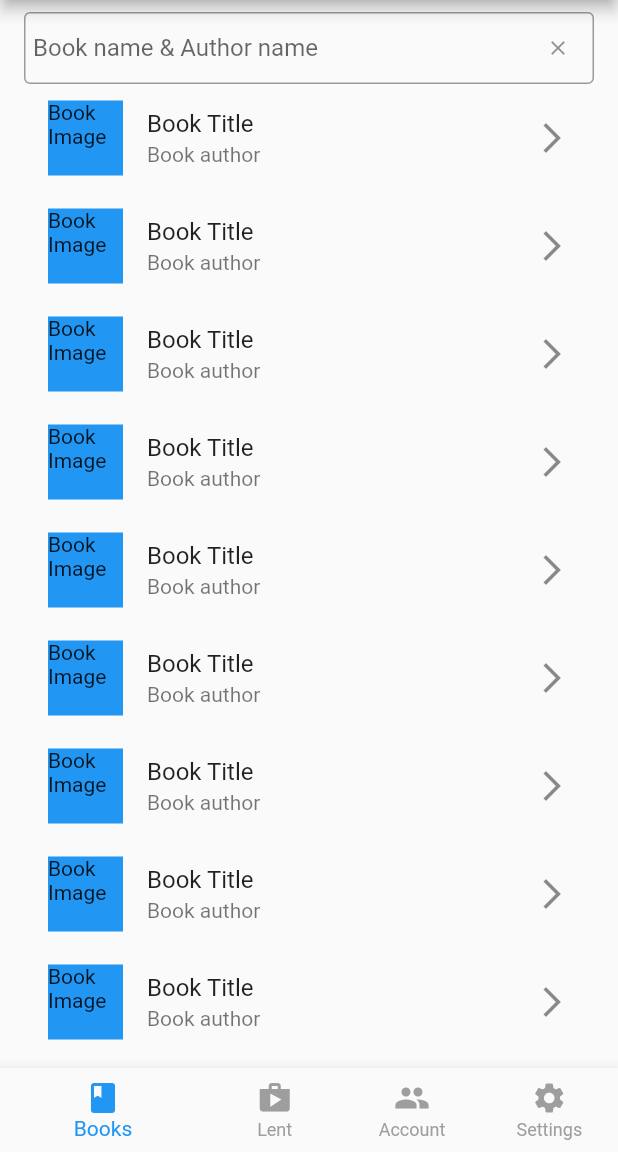
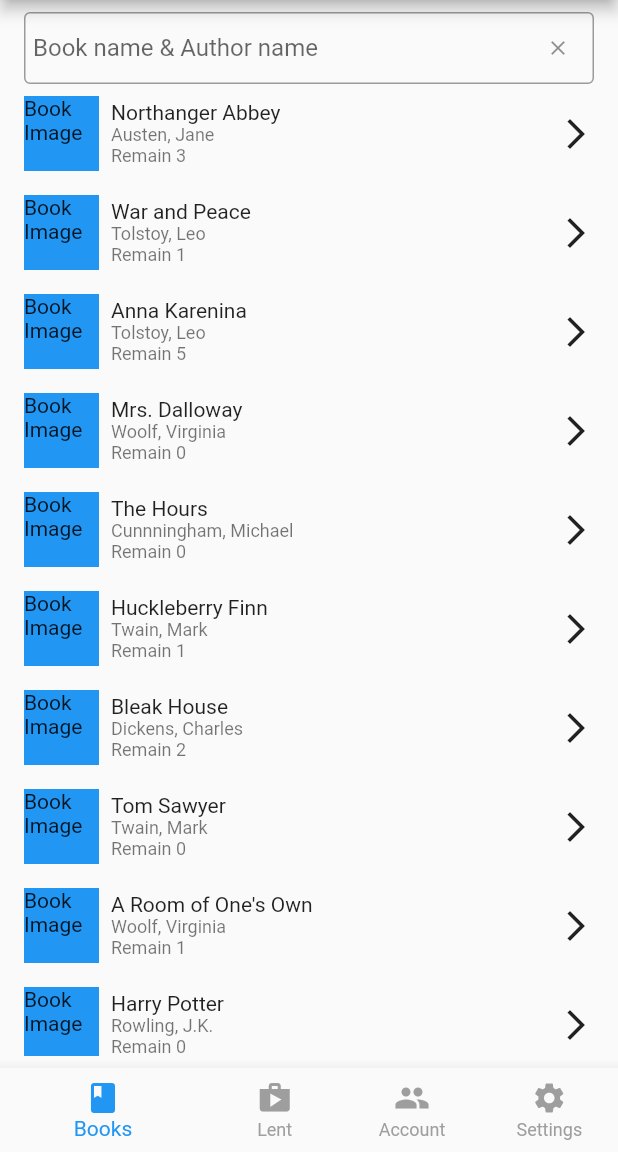
Before and after one commit to Raonshi/book-manage-client, a Flutter app: the screen it shows after launch, on a phone screen of 412 x 824 dp, the part 84-1236 px from its top. Run offline on Flutter 3.47's test engine with Material 2 defaults, Android fonts, the phone set to English and light mode, and no system bars; our stand-ins replace get, logger, shimmer.

Commit message:
book search function and move to detail page

```diff
--- /dev/null
+++ b/lib/books/books_ctrl.dart
@@ -0,0 +1,61 @@
+import 'dart:async';
+
+import 'package:book_manager/books/books_repository.dart';
+import 'package:get/get.dart';
+import 'package:logger/logger.dart';
+
+class BooksCtrl extends GetxController {
+  final _isLoad = true.obs;
+  get isLoad => _isLoad.value;
+  set isLoad(val) => _isLoad.value = val;
+
+  final _keyword = ''.obs;
+  String get keyword => _keyword.value;
+  set keyword(String val) => _keyword.value = val;
+
+  final _books = [].obs;
+  get books => _books;
+
+  final _searchedBooks = [].obs;
+  get searchedBooks => _searchedBooks;
+
+  Timer? debounce;
+
+  @override
+  void onInit() async {
+    // TODO: implement onInit
+    super.onInit();
+
+    List<Map<String, dynamic>> list =
+        await BooksRepository().fetchTestBookData();
+    books.addAll(list);
+    searchedBooks.clear();
+    searchedBooks.addAll(books);
+  }
+
+  searchBook() async {
+    searchedBooks.clear();
+    String searchText = keyword.toLowerCase().replaceAll(' ', '');
+    if (searchText == '') {
+      searchedBooks.addAll(books);
+      return;
+    }
+
+    Logger().d(searchText);
+
+    List result = books.where(
+      (book) {
+        final String title = book['title'];
+        final String author = book['author'];
+
+        Logger().d(title);
+        return title.toLowerCase().replaceAll(' ', '').contains(searchText) ||
+            author.toLowerCase().replaceAll(' ', '').contains(searchText);
+      },
+    ).toList();
+
+    result.isEmpty ? searchedBooks.addAll(books) : searchedBooks.addAll(result);
+
+    return searchedBooks;
+  }
+}
--- a/lib/books/books_page.dart
+++ b/lib/books/books_page.dart
@@ -1,7 +1,17 @@
+import 'package:book_manager/books/books_ctrl.dart';
+import 'package:book_manager/books/local_widget/book_widget.dart';
+import 'package:book_manager/books/local_widget/book_widget_shimmer.dart';
+import 'package:book_manager/common/utils.dart';
 import 'package:flutter/material.dart';
+import 'package:get/get.dart';
+import 'package:logger/logger.dart';
 
 class BooksPage extends StatelessWidget {
-  const BooksPage({Key? key}) : super(key: key);
+  BooksPage({Key? key}) : super(key: key);
+
+  final controller = Get.put(BooksCtrl());
+
+  final TextEditingController textEditingController = TextEditingController();
 
   @override
   Widget build(BuildContext context) {
@@ -10,6 +20,14 @@ class BooksPage extends StatelessWidget {
       child: Column(
         children: [
           TextFormField(
+            controller: textEditingController,
+            onChanged: (_) {
+              controller.keyword = textEditingController.text;
+
+              debouncer(controller.debounce, () {
+                controller.searchBook();
+              });
+            },
             decoration: InputDecoration(
               hintText: 'Book name & Author name',
               contentPadding: const EdgeInsets.symmetric(
@@ -31,19 +49,16 @@ class BooksPage extends StatelessWidget {
             ),
           ),
           Expanded(
-            child: ListView.builder(
-              itemCount: 50,
-              itemBuilder: (context, index) => ListTile(
-                title: Text('Book Title'),
-                subtitle: Text('Book author'),
-                leading: Container(
-                  width: 50,
-                  height: 50,
-                  decoration: BoxDecoration(
-                      color: Theme.of(context).colorScheme.primaryContainer),
-                  child: Text('Book Image'),
-                ),
-                trailing: Icon(Icons.arrow_forward_ios),
+            child: Obx(
+              () => ListView.builder(
+                itemCount: controller.searchedBooks.length,
+                itemBuilder: (context, index) => controller.isLoad
+                    ? Padding(
+                        padding: const EdgeInsets.symmetric(vertical: 8.0),
+                        child:
+                            BookWidget(book: controller.searchedBooks[index]),
+                      )
+                    : BookWdigetShimmer(),
               ),
             ),
           ),
--- /dev/null
+++ b/lib/books/books_repository.dart
@@ -0,0 +1,7 @@
+import 'package:book_manager/common/data.dart';
+
+class BooksRepository {
+  Future<List<Map<String, dynamic>>> fetchTestBookData() async {
+    return bookData;
+  }
+}
--- /dev/null
+++ b/lib/books/local_widget/book_widget.dart
@@ -0,0 +1,53 @@
+import 'package:flutter/material.dart';
+import 'package:get/get.dart';
+
+class BookWidget extends StatelessWidget {
+  const BookWidget({Key? key, required this.book}) : super(key: key);
+
+  final Map<String, dynamic> book;
+
+  @override
+  Widget build(BuildContext context) {
+    return InkWell(
+      child: Row(
+        children: [
+          Container(
+            margin: EdgeInsets.only(right: 8.0),
+            width: 50,
+            height: 50,
+            decoration: BoxDecoration(
+                color: Theme.of(context).colorScheme.primaryContainer),
+            child: Text('Book Image'),
+          ),
+          Expanded(
+            child: Column(
+              crossAxisAlignment: CrossAxisAlignment.start,
+              children: [
+                Text(book['title'],
+                    style: Theme.of(context).textTheme.bodyMedium),
+                Text(
+                  book['author'],
+                  style: Theme.of(context).textTheme.bodySmall,
+                ),
+                RichText(
+                  text: TextSpan(
+                    children: [
+                      TextSpan(
+                          text: 'Remain ',
+                          style: Theme.of(context).textTheme.bodySmall),
+                      TextSpan(
+                          text: book['remain'].toString(),
+                          style: Theme.of(context).textTheme.bodySmall),
+                    ],
+                  ),
+                ),
+              ],
+            ),
+          ),
+          Icon(Icons.arrow_forward_ios),
+        ],
+      ),
+      onTap: () => Get.toNamed('book_detail', arguments: book),
+    );
+  }
+}
--- /dev/null
+++ b/lib/common/data.dart
@@ -0,0 +1,106 @@
+List<Map<String, dynamic>> bookData = [
+  {
+    "title": "Northanger Abbey",
+    "author": "Austen, Jane",
+    "year_written": 1814,
+    "edition": "Penguin",
+    "price": 18.2,
+    "remain": 3,
+  },
+  {
+    "title": "War and Peace",
+    "author": "Tolstoy, Leo",
+    "year_written": 1865,
+    "edition": "Penguin",
+    "price": 12.7,
+    "remain": 1,
+  },
+  {
+    "title": "Anna Karenina",
+    "author": "Tolstoy, Leo",
+    "year_written": 1875,
+    "edition": "Penguin",
+    "price": 13.5,
+    "remain": 5,
+  },
+  {
+    "title": "Mrs. Dalloway",
+    "author": "Woolf, Virginia",
+    "year_written": 1925,
+    "edition": "Harcourt Brace",
+    "price": 25,
+    "remain": 0,
+  },
+  {
+    "title": "The Hours",
+    "author": "Cunnningham, Michael",
+    "year_written": 1999,
+    "edition": "Harcourt Brace",
+    "price": 12.35,
+    "remain": 0,
+  },
+  {
+    "title": "Huckleberry Finn",
+    "author": "Twain, Mark",
+    "year_written": 1865,
+    "edition": "Penguin",
+    "price": 5.76,
+    "remain": 1,
+  },
+  {
+    "title": "Bleak House",
+    "author": "Dickens, Charles",
+    "year_written": 1870,
+    "edition": "Random House",
+    "price": 5.75,
+    "remain": 2,
+  },
+  {
+    "title": "Tom Sawyer",
+    "author": "Twain, Mark",
+    "year_written": 1862,
+    "edition": "Random House",
+    "price": 7.75,
+    "remain": 0,
+  },
+  {
+    "title": "A Room of One's Own",
+    "author": "Woolf, Virginia",
+    "year_written": 1922,
+    "edition": "Penguin",
+    "price": 29,
+    "remain": 1,
+  },
+  {
+    "title": "Harry Potter",
+    "author": "Rowling, J.K.",
+    "year_written": 2000,
+    "edition": "Harcourt Brace",
+    "price": 19.95,
+    "remain": 0,
+  },
+  {
+    "title": "One Hundred Years of Solitude",
+    "author": "Marquez",
+    "year_written": 1967,
+    "edition": "Harper  Perennial",
+    "price": 14.00,
+    "remain": 0,
+  },
+  {
+    "title": "Hamlet, Prince of Denmark",
+    "author": "Shakespeare",
+    "year_written": 1603,
+    "edition": "Signet  Classics",
+    "price": 7.95,
+    "remain": 6,
+  },
+  {
+    "title": "Lord of the Rings",
+    "author": "Tolkien, J.R.",
+    "year_written": 1937,
+    "edition": "Penguin",
+    "price": 27.45,
+    "remain": 0,
+  },
+];
--- a/lib/common/route.dart
+++ b/lib/common/route.dart
@@ -1,3 +1,10 @@
+import 'package:book_manager/books/book_detail/book_detail_binding.dart';
+import 'package:book_manager/books/book_detail/book_detail_page.dart';
 import 'package:get/get.dart';
 
-List<GetPage> routes = [];
+List<GetPage> routes = [
+  GetPage(
+      name: '/book_detail',
+      page: () => BookDetailPage(),
+      binding: BookDetailBinding()),
+];
--- a/lib/main.dart
+++ b/lib/main.dart
@@ -1,3 +1,4 @@
+import 'package:book_manager/common/route.dart';
 import 'package:book_manager/home/home_page.dart';
 import 'package:flutter/material.dart';
 import 'package:get/get.dart';
@@ -13,6 +14,7 @@ class MyApp extends StatelessWidget {
   Widget build(BuildContext context) {
     return GetMaterialApp(
       home: HomePage(),
+      getPages: routes,
       builder: ((context, child) {
         return child!;
       }),
--- a/pubspec.yaml
+++ b/pubspec.yaml
@@ -36,6 +36,7 @@ dependencies:
   cupertino_icons: ^1.0.2
   get: ^4.6.1
   logger: ^1.1.0
+  shimmer: ^2.0.0
 
 dev_dependencies:
   flutter_test:
```
Also changed, not shown: lib/books/book_detail/book_detail_binding.dart (added, +10 -0 lines), lib/books/book_detail/book_detail_ctrl.dart (added, +7 -0 lines), lib/books/book_detail/book_detail_page.dart (added, +83 -0 lines), lib/books/local_widget/book_widget_shimmer.dart (added, +38 -0 lines), lib/common/utils.dart (added, +11 -0 lines), pubspec.lock.
